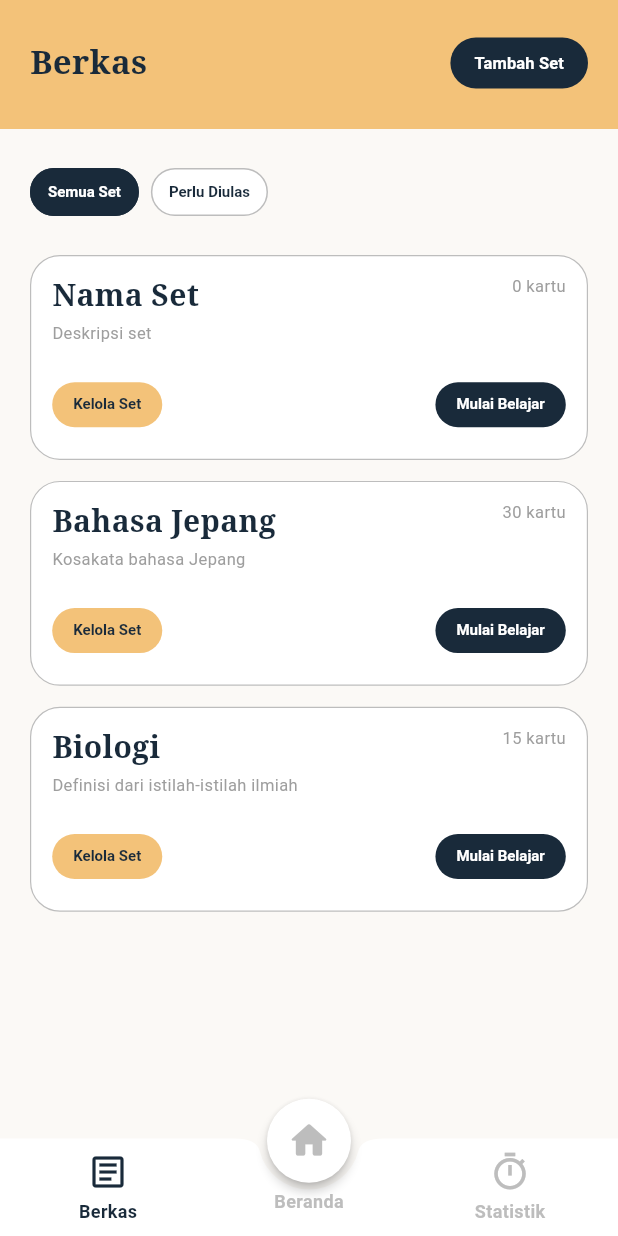
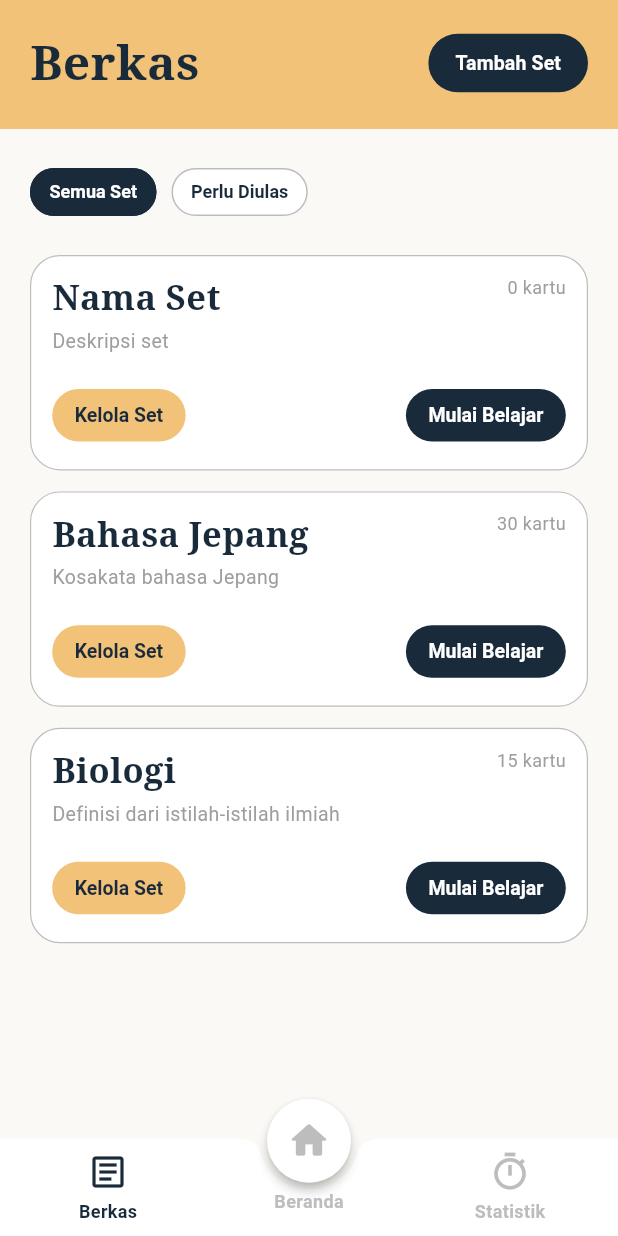
Before and after one commit to Ahmadmapple/Flashmind, a Flutter app: the screen it shows after launch, after a tap on "Berkas", on a phone screen of 412 x 824 dp. Run offline on Flutter 3.47's test engine with Material 3 defaults, Android fonts, the phone set to English and light mode, and no system bars.

Commit message:
Perbaikan tampilan laman berkas

```diff
--- a/lib/pages/berkas_page.dart
+++ b/lib/pages/berkas_page.dart
@@ -67,7 +67,7 @@ class BerkasPage extends StatelessWidget {
               'Berkas',
               style: TextStyle(
                 color: _primaryColor,
-                fontSize: 22,
+                fontSize: 32,
                 fontWeight: FontWeight.bold,
                 fontFamily: 'serif',
               ),
@@ -81,16 +81,16 @@ class BerkasPage extends StatelessWidget {
               foregroundColor: const WidgetStatePropertyAll(Colors.white),
               elevation: const WidgetStatePropertyAll(0),
               padding: const WidgetStatePropertyAll(
-                EdgeInsets.symmetric(horizontal: 16, vertical: 9),
+                EdgeInsets.symmetric(horizontal: 18, vertical: 10),
               ),
               minimumSize: const WidgetStatePropertyAll(Size(0, 0)),
               shape: WidgetStatePropertyAll(
-                RoundedRectangleBorder(borderRadius: BorderRadius.circular(18)),
+                RoundedRectangleBorder(borderRadius: BorderRadius.circular(20)),
               ),
             ),
             child: const Text(
               'Tambah Set',
-              style: TextStyle(fontSize: 11, fontWeight: FontWeight.bold),
+              style: TextStyle(fontSize: 13, fontWeight: FontWeight.bold),
             ),
           ),
         ],
@@ -102,7 +102,7 @@ class BerkasPage extends StatelessWidget {
     return Row(
       children: [
         _FilterChip(label: 'Semua Set', selected: true, onPressed: () {}),
-        const SizedBox(width: 8),
+        const SizedBox(width: 10),
         _FilterChip(label: 'Perlu Diulas', selected: false, onPressed: () {}),
       ],
     );
@@ -138,7 +138,7 @@ class _FlashcardSetCard extends StatelessWidget {
                   set.title,
                   style: const TextStyle(
                     color: _primaryColor,
-                    fontSize: 20,
+                    fontSize: 23,
                     fontWeight: FontWeight.bold,
                     fontFamily: 'serif',
                   ),
@@ -146,14 +146,14 @@ class _FlashcardSetCard extends StatelessWidget {
               ),
               Text(
                 '${set.cardCount} kartu',
-                style: const TextStyle(color: Colors.grey, fontSize: 11),
+                style: const TextStyle(color: Colors.grey, fontSize: 12),
               ),
             ],
           ),
           const SizedBox(height: 2),
           Text(
             set.description,
-            style: const TextStyle(color: Colors.grey, fontSize: 11),
+            style: const TextStyle(color: Colors.grey, fontSize: 13),
           ),
           const SizedBox(height: 16),
           Row(
@@ -201,9 +201,9 @@ class _CardActionButton extends StatelessWidget {
         foregroundColor: foregroundColor,
         elevation: 0,
         minimumSize: const Size(0, 30),
-        padding: const EdgeInsets.symmetric(horizontal: 14, vertical: 7),
-        shape: RoundedRectangleBorder(borderRadius: BorderRadius.circular(18)),
-        textStyle: const TextStyle(fontSize: 10, fontWeight: FontWeight.bold),
+        padding: const EdgeInsets.symmetric(horizontal: 15, vertical: 10),
+        shape: RoundedRectangleBorder(borderRadius: BorderRadius.circular(20)),
+        textStyle: const TextStyle(fontSize: 13, fontWeight: FontWeight.bold),
       ),
       child: Text(label),
     );
@@ -234,9 +234,9 @@ class _FilterChip extends StatelessWidget {
         side: BorderSide(color: selected ? _primaryColor : Colors.black26),
         elevation: 0,
         minimumSize: const Size(0, 32),
-        padding: const EdgeInsets.symmetric(horizontal: 12, vertical: 7),
-        shape: RoundedRectangleBorder(borderRadius: BorderRadius.circular(18)),
-        textStyle: const TextStyle(fontSize: 10, fontWeight: FontWeight.bold),
+        padding: const EdgeInsets.symmetric(horizontal: 13, vertical: 7),
+        shape: RoundedRectangleBorder(borderRadius: BorderRadius.circular(20)),
+        textStyle: const TextStyle(fontSize: 12, fontWeight: FontWeight.bold),
       ),
       child: Text(label),
     );
```
